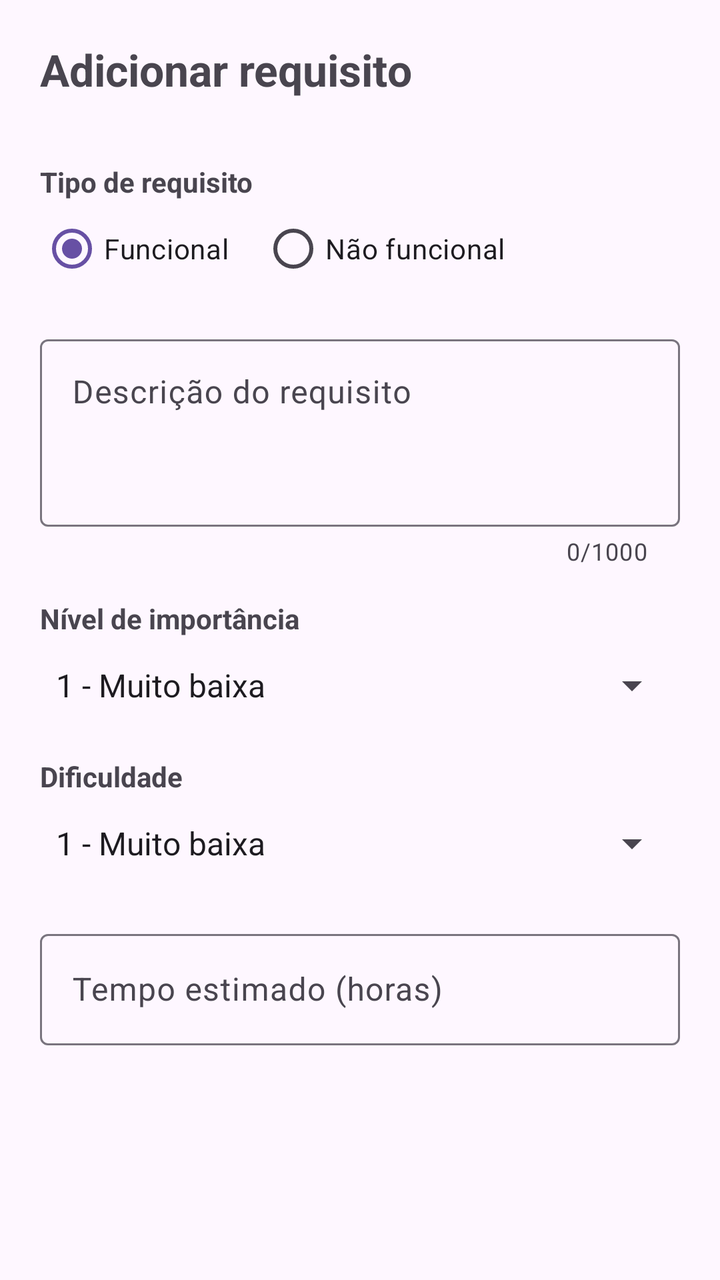
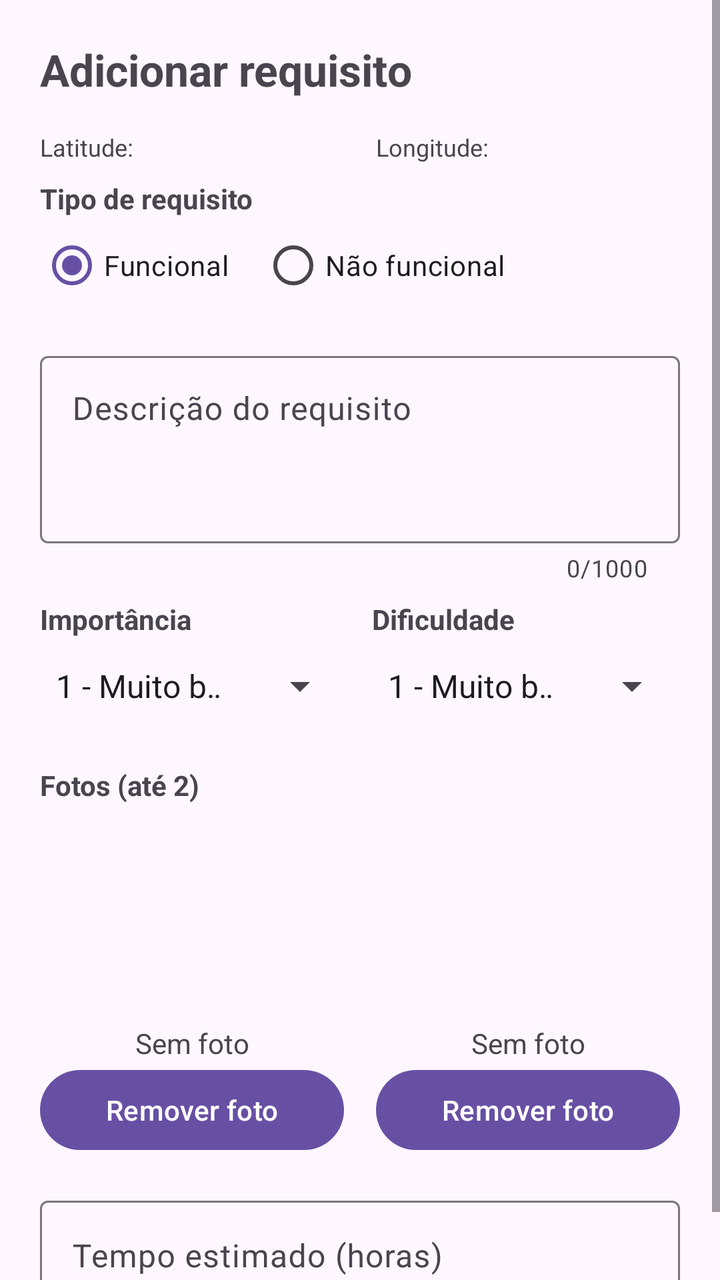

Two renders of the same Android screen: before a commit and after it. Below are the layout's source before the change and the commit's diff.
<!-- AndroidManifest.xml: application theme Theme.TaskManagER -->
<!-- res/layout/dialog_requirement.xml -->
<?xml version="1.0" encoding="utf-8"?>
<ScrollView
    xmlns:android="http://schemas.android.com/apk/res/android"
    xmlns:app="http://schemas.android.com/apk/res-auto"
    android:layout_width="match_parent"
    android:layout_height="wrap_content"
    android:fillViewport="true">

    <LinearLayout
        android:layout_width="match_parent"
        android:layout_height="wrap_content"
        android:orientation="vertical"
        android:padding="20dp">

        <TextView
            android:id="@+id/tvDialogTitle"
            android:layout_width="match_parent"
            android:layout_height="wrap_content"
            android:text="Adicionar requisito"
            android:textSize="22sp"
            android:textStyle="bold"
            android:layout_marginBottom="16dp" />

        <TextView
            android:layout_width="match_parent"
            android:layout_height="wrap_content"
            android:layout_marginTop="16dp"
            android:text="Tipo de requisito"
            android:textStyle="bold" />

        <RadioGroup
            android:id="@+id/rgRequirementType"
            android:layout_width="match_parent"
            android:layout_height="wrap_content"
            android:orientation="horizontal"
            android:checkedButton="@id/rbFunctional">

            <RadioButton
                android:id="@+id/rbFunctional"
                android:layout_width="wrap_content"
                android:layout_height="wrap_content"
                android:text="Funcional" />

            <RadioButton
                android:id="@+id/rbNonFunctional"
                android:layout_width="wrap_content"
                android:layout_height="wrap_content"
                android:layout_marginStart="16dp"
                android:text="Não funcional" />

        </RadioGroup>

        <com.google.android.material.textfield.TextInputLayout
            android:id="@+id/tiDescription"
            android:layout_width="match_parent"
            android:layout_height="wrap_content"
            android:layout_marginTop="16dp"
            android:hint="Descrição do requisito"
            app:counterEnabled="true"
            app:counterMaxLength="1000">

            <com.google.android.material.textfield.TextInputEditText
                android:id="@+id/etDescription"
                android:layout_width="match_parent"
                android:layout_height="wrap_content"
                android:minLines="3"
                android:maxLength="1000"
                android:gravity="top"
                android:inputType="textCapSentences|textMultiLine" />

        </com.google.android.material.textfield.TextInputLayout>

        <TextView
            android:layout_width="match_parent"
            android:layout_height="wrap_content"
            android:layout_marginTop="16dp"
            android:text="Nível de importância"
            android:textStyle="bold" />

        <Spinner
            android:id="@+id/spImportance"
            android:layout_width="match_parent"
            android:layout_height="48dp"
            android:entries="@array/requirement_levels" />

        <TextView
            android:layout_width="match_parent"
            android:layout_height="wrap_content"
            android:layout_marginTop="12dp"
            android:text="Dificuldade"
            android:textStyle="bold" />

        <Spinner
            android:id="@+id/spDifficulty"
            android:layout_width="match_parent"
            android:layout_height="48dp"
            android:entries="@array/requirement_levels" />

        <com.google.android.material.textfield.TextInputLayout
            android:id="@+id/tiTimeRequired"
            android:layout_width="match_parent"
            android:layout_height="wrap_content"
            android:layout_marginTop="16dp"
            android:hint="Tempo estimado (horas)">

            <com.google.android.material.textfield.TextInputEditText
                android:id="@+id/etTimeRequired"
                android:layout_width="match_parent"
                android:layout_height="wrap_content"
                android:inputType="numberDecimal" />

        </com.google.android.material.textfield.TextInputLayout>

    </LinearLayout>

</ScrollView>
<!-- resources referenced by this layout -->
<resources>
  <string-array name="requirement_levels">
          <item>1 - Muito baixa</item>
          <item>2 - Baixa</item>
          <item>3 - Média</item>
          <item>4 - Alta</item>
      </string-array>
  <style name="Theme.TaskManagER" parent="Base.Theme.TaskManagER" />
  <style name="Base.Theme.TaskManagER" parent="Theme.Material3.DayNight.NoActionBar">
          
          
      </style>
</resources>

<!-- the commit's change to res/layout/dialog_requirement.xml (unified diff, before → after) -->
@@ -21,10 +21,38 @@
             android:textStyle="bold"
             android:layout_marginBottom="16dp" />
 
+        <LinearLayout
+            android:layout_width="match_parent"
+            android:layout_height="wrap_content"
+            android:layout_marginBottom="8dp"
+            android:orientation="horizontal">
+
+            <TextView
+                android:id="@+id/tvLatitude"
+                android:layout_width="0dp"
+                android:layout_height="wrap_content"
+                android:layout_weight="1"
+                android:clickable="false"
+                android:focusable="false"
+                android:paddingEnd="8dp"
+                android:text="Latitude:"
+                android:textSize="12sp" />
+
+            <TextView
+                android:id="@+id/tvLongitude"
+                android:layout_width="0dp"
+                android:layout_height="wrap_content"
+                android:layout_weight="1"
+                android:clickable="false"
+                android:focusable="false"
+                android:paddingStart="8dp"
+                android:text="Longitude:"
+                android:textSize="12sp" />
+        </LinearLayout>
+
         <TextView
             android:layout_width="match_parent"
             android:layout_height="wrap_content"
-            android:layout_marginTop="16dp"
             android:text="Tipo de requisito"
             android:textStyle="bold" />
 
@@ -70,31 +98,128 @@
 
         </com.google.android.material.textfield.TextInputLayout>
 
+        <LinearLayout
+            android:layout_width="match_parent"
+            android:layout_height="wrap_content"
+            android:layout_marginTop="8dp"
+            android:baselineAligned="false"
+            android:orientation="horizontal">
+
+            <LinearLayout
+                android:layout_width="0dp"
+                android:layout_height="wrap_content"
+                android:layout_weight="1"
+                android:orientation="vertical"
+                android:paddingEnd="6dp">
+
+                <TextView
+                    android:layout_width="match_parent"
+                    android:layout_height="wrap_content"
+                    android:text="Importância"
+                    android:textStyle="bold" />
+
+                <Spinner
+                    android:id="@+id/spImportance"
+                    android:layout_width="match_parent"
+                    android:layout_height="48dp"
+                    android:entries="@array/requirement_levels" />
+            </LinearLayout>
+
+            <LinearLayout
+                android:layout_width="0dp"
+                android:layout_height="wrap_content"
+                android:layout_weight="1"
+                android:orientation="vertical"
+                android:paddingStart="6dp">
+
+                <TextView
+                    android:layout_width="match_parent"
+                    android:layout_height="wrap_content"
+                    android:text="Dificuldade"
+                    android:textStyle="bold" />
+
+                <Spinner
+                    android:id="@+id/spDifficulty"
+                    android:layout_width="match_parent"
+                    android:layout_height="48dp"
+                    android:entries="@array/requirement_levels" />
+            </LinearLayout>
+        </LinearLayout>
+
         <TextView
             android:layout_width="match_parent"
             android:layout_height="wrap_content"
             android:layout_marginTop="16dp"
-            android:text="Nível de importância"
+            android:text="Fotos (até 2)"
             android:textStyle="bold" />
 
-        <Spinner
-            android:id="@+id/spImportance"
-            android:layout_width="match_parent"
-            android:layout_height="48dp"
-            android:entries="@array/requirement_levels" />
-
-        <TextView
-            android:layout_width="match_parent"
-            android:layout_height="wrap_content"
-            android:layout_marginTop="12dp"
-            android:text="Dificuldade"
-            android:textStyle="bold" />
-
-        <Spinner
-            android:id="@+id/spDifficulty"
-            android:layout_width="match_parent"
-            android:layout_height="48dp"
-            android:entries="@array/requirement_levels" />
+        <LinearLayout
+            android:layout_width="match_parent"
+            android:layout_height="wrap_content"
+            android:orientation="horizontal">
+
+            <LinearLayout
+                android:layout_width="0dp"
+                android:layout_height="wrap_content"
+                android:layout_weight="1"
+                android:orientation="vertical"
+                android:paddingEnd="8dp">
+
+                <ImageView
+                    android:id="@+id/ivPhotoOne"
+                    android:layout_width="match_parent"
+                    android:layout_height="110dp"
+                    android:background="?attr/selectableItemBackground"
+                    android:clickable="true"
+                    android:contentDescription="Toque para tirar a primeira foto"
+                    android:focusable="true"
+                    android:scaleType="centerCrop" />
+
+                <TextView
+                    android:id="@+id/tvPhotoOneStatus"
+                    android:layout_width="match_parent"
+                    android:layout_height="wrap_content"
+                    android:gravity="center"
+                    android:text="Sem foto" />
+
+                <com.google.android.material.button.MaterialButton
+                    android:id="@+id/btnRemovePhotoOne"
+                    android:layout_width="match_parent"
+                    android:layout_height="wrap_content"
+                    android:text="Remover foto" />
+            </LinearLayout>
+
+            <LinearLayout
+                android:layout_width="0dp"
+                android:layout_height="wrap_content"
+                android:layout_weight="1"
+                android:orientation="vertical"
+                android:paddingStart="8dp">
+
+                <ImageView
+                    android:id="@+id/ivPhotoTwo"
+                    android:layout_width="match_parent"
+                    android:layout_height="110dp"
+                    android:background="?attr/selectableItemBackground"
+                    android:clickable="true"
+                    android:contentDescription="Toque para tirar a segunda foto"
+                    android:focusable="true"
+                    android:scaleType="centerCrop" />
+
+                <TextView
+                    android:id="@+id/tvPhotoTwoStatus"
+                    android:layout_width="match_parent"
+                    android:layout_height="wrap_content"
+                    android:gravity="center"
+                    android:text="Sem foto" />
+
+                <com.google.android.material.button.MaterialButton
+                    android:id="@+id/btnRemovePhotoTwo"
+                    android:layout_width="match_parent"
+                    android:layout_height="wrap_content"
+                    android:text="Remover foto" />
+            </LinearLayout>
+        </LinearLayout>
 
         <com.google.android.material.textfield.TextInputLayout
             android:id="@+id/tiTimeRequired"
